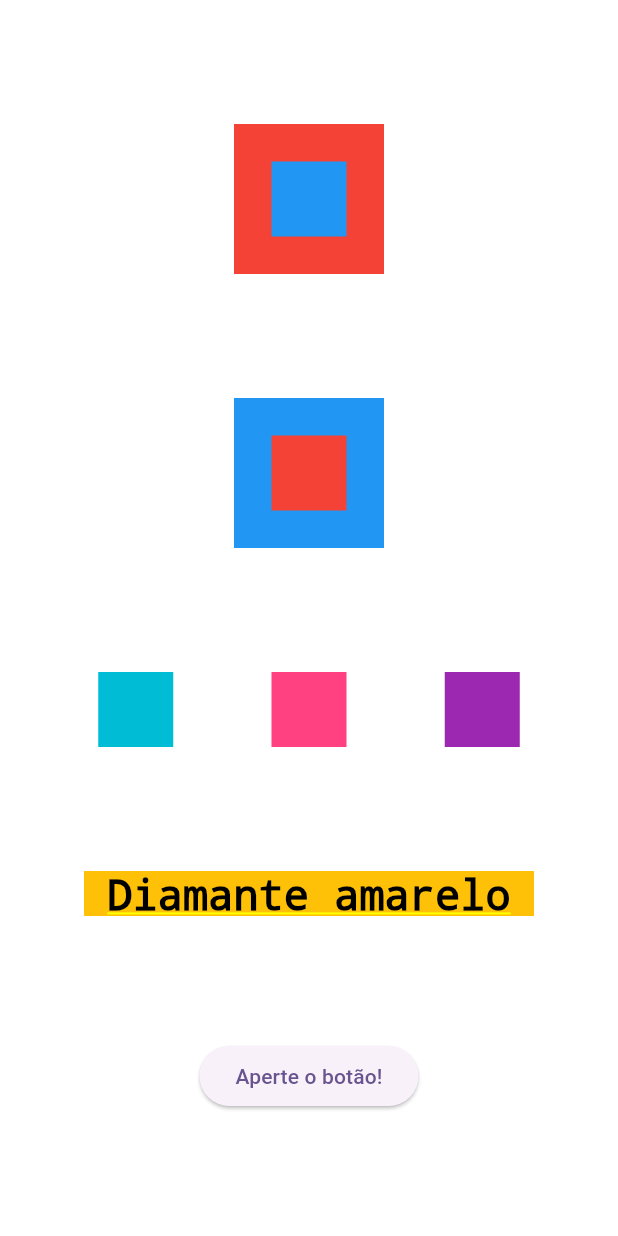
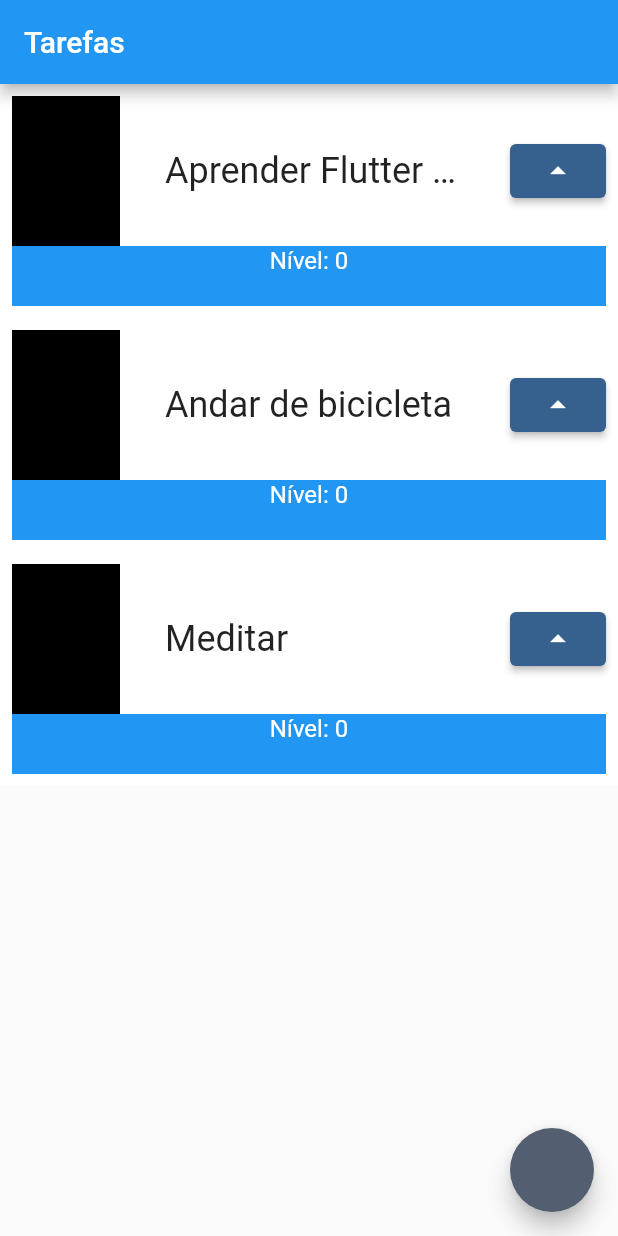
Before and after one commit to VictorLemeFernandes/Alura, a Flutter app: the screen it shows after launch, on a phone screen of 412 x 824 dp. Run offline on Flutter 3.47's test engine with Material 2 defaults, Android fonts, the phone set to English and light mode, and no system bars.

Commit message:
Implementação layout básico

```diff
--- a/flutter/first_project/lib/main.dart
+++ b/flutter/first_project/lib/main.dart
@@ -10,86 +10,94 @@ class MyApp extends StatelessWidget {
   @override
   Widget build(BuildContext context) {
     return MaterialApp(
-        title: 'Flutter Demo',
+      title: 'Projeto Alura',
       theme: ThemeData(
-          colorScheme: ColorScheme.fromSeed(seedColor: Colors.deepPurple),
-          useMaterial3: true,
+        colorScheme: ColorScheme.fromSeed(seedColor: Colors.blue),
+        useMaterial3: false,
       ),
-        home: Container(
-          color: Colors.white,
-          child: Column(
-            mainAxisAlignment: MainAxisAlignment.spaceEvenly,
-            crossAxisAlignment: CrossAxisAlignment.center,
-            children: [
-              Stack(
-                alignment: AlignmentDirectional.center,
-                children: [
-                  Container(
-                    color: Colors.red,
-                    width: 100,
-                    height: 100,
+      home: Scaffold(
+        appBar: AppBar(
+          backgroundColor: Colors.blue,
+          title: const Text('Tarefas'),
         ),
-                  Container(
-                    color: Colors.blue,
-                    width: 50,
-                    height: 50,
-                  ),
+        body: ListView(
+          children: const [
+            Task('Aprender Flutter no café da manhã comendo pão'),
+            Task('Andar de bicicleta'),
+            Task('Meditar'),
           ],
         ),
-              Stack(
-                alignment: AlignmentDirectional.center,
+        floatingActionButton: FloatingActionButton(onPressed: () {}),
+      ),
+    );
+  }
+}
+
+class Task extends StatefulWidget {
+  final String nome;
+  const Task(this.nome, {super.key});
+
+  @override
+  State<Task> createState() => _TaskState();
+}
+
+class _TaskState extends State<Task> {
+  int nivel = 0;
+
+  @override
+  Widget build(BuildContext context) {
+    return Container(
+      color: Colors.white,
+      child: Padding(
+        padding: const EdgeInsets.all(8.0),
+        child: Stack(
           children: [
             Container(
               color: Colors.blue,
-                    width: 100,
+              height: 140,
+            ),
+            Column(
+              children: [
+                Container(
+                  color: Colors.white,
+                  height: 100,
+                  child: Row(
+                    mainAxisAlignment: MainAxisAlignment.spaceBetween,
+                    children: [
+                      Container(
+                        color: Colors.black,
+                        width: 72,
                         height: 100,
                       ),
-                  Container(
-                    color: Colors.red,
-                    width: 50,
-                    height: 50,
+                      SizedBox(
+                        width: 200,
+                        child: Text(
+                          widget.nome,
+                          style: const TextStyle(
+                            fontSize: 24,
                           ),
-                ],
-              ),
-              Row(
-                mainAxisAlignment: MainAxisAlignment.spaceEvenly,
-                crossAxisAlignment: CrossAxisAlignment.center,
-                children: [
-                  Container(
-                    color: Colors.cyan,
-                    height: 50,
-                    width: 50,
-                  ),
-                  Container(
-                    color: Colors.pinkAccent,
-                    height: 50,
-                    width: 50,
-                  ),
-                  Container(
-                    color: Colors.purple,
-                    height: 50,
-                    width: 50,
-                  ),
-                ],
-              ),
-              Container(
-                color: Colors.amber,
-                height: 30,
-                width: 300,
-                child: const Text(
-                  'Diamante amarelo',
-                  style: TextStyle(color: Colors.black, fontSize: 28),
-                  textAlign: TextAlign.center,
+                          overflow: TextOverflow.ellipsis,
                         ),
                       ),
                       ElevatedButton(
                           onPressed: () {
-                    print('Você apertou o botão');
+                            setState(() {
+                              nivel++;
+                            });
                           },
-                  child: const Text('Aperte o botão!'))
+                          child: Icon(Icons.arrow_drop_up))
                     ],
                   ),
+                ),
+                Text(
+                  'Nível: $nivel',
+                  style: TextStyle(color: Colors.white, fontSize: 16),
                 )
+              ],
+            ),
+          ],
+        ),
+      ),
     );
   }
 }
```
Lines whose indentation alone changed are shown as unchanged.
